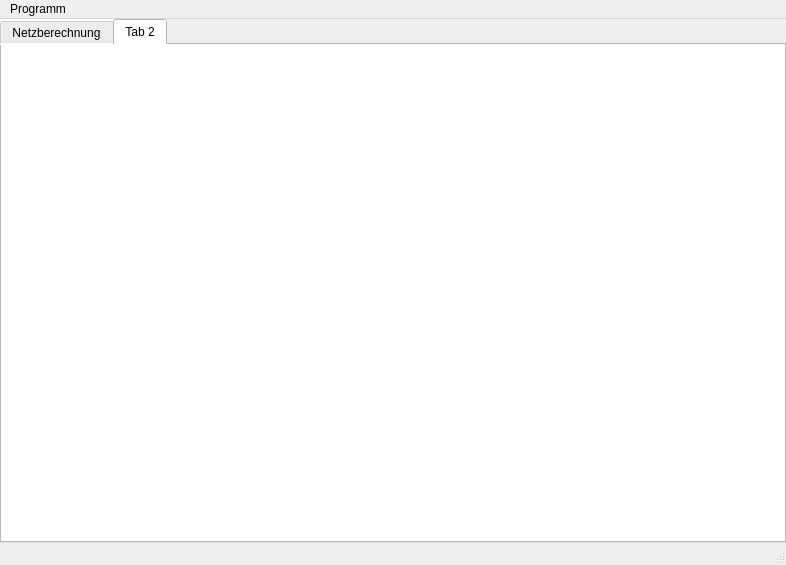
This is src-cpp/mainwindow.ui in LPKNetz/netzoptimierung as Qt 5 draws it before an edit. The edited form follows.
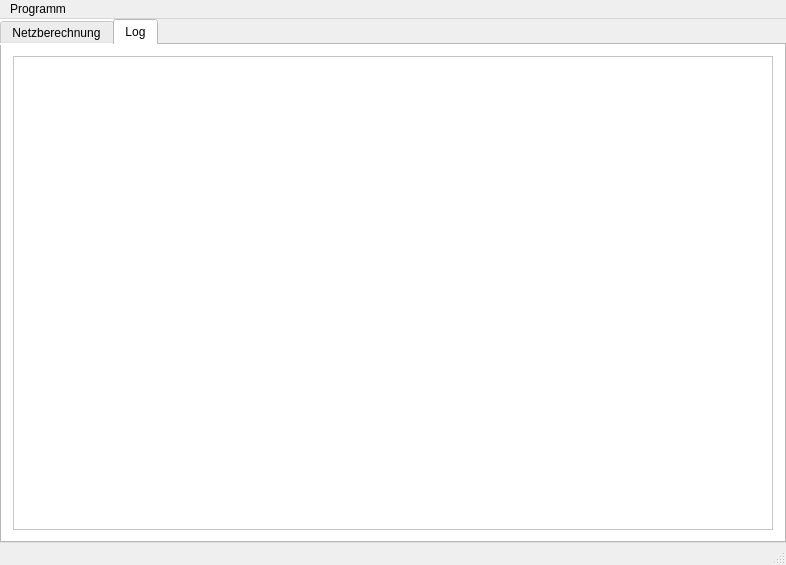
This is the edited form. The open tabs and pages were chosen to show the change. Custom widgets are drawn as their Qt base class.

Patch:
```diff
--- a/src-cpp/mainwindow.ui
+++ b/src-cpp/mainwindow.ui
@@ -63,8 +63,13 @@
       </widget>
       <widget class="QWidget" name="tab_2">
        <attribute name="title">
-        <string>Tab 2</string>
+        <string>Log</string>
        </attribute>
+       <layout class="QGridLayout" name="gridLayout_3">
+        <item row="0" column="0">
+         <widget class="QPlainTextEdit" name="plainTextEdit_log"/>
+        </item>
+       </layout>
       </widget>
      </widget>
     </item>
```
Left out of the diff: 4 changed lines with no effect on the pictures.
